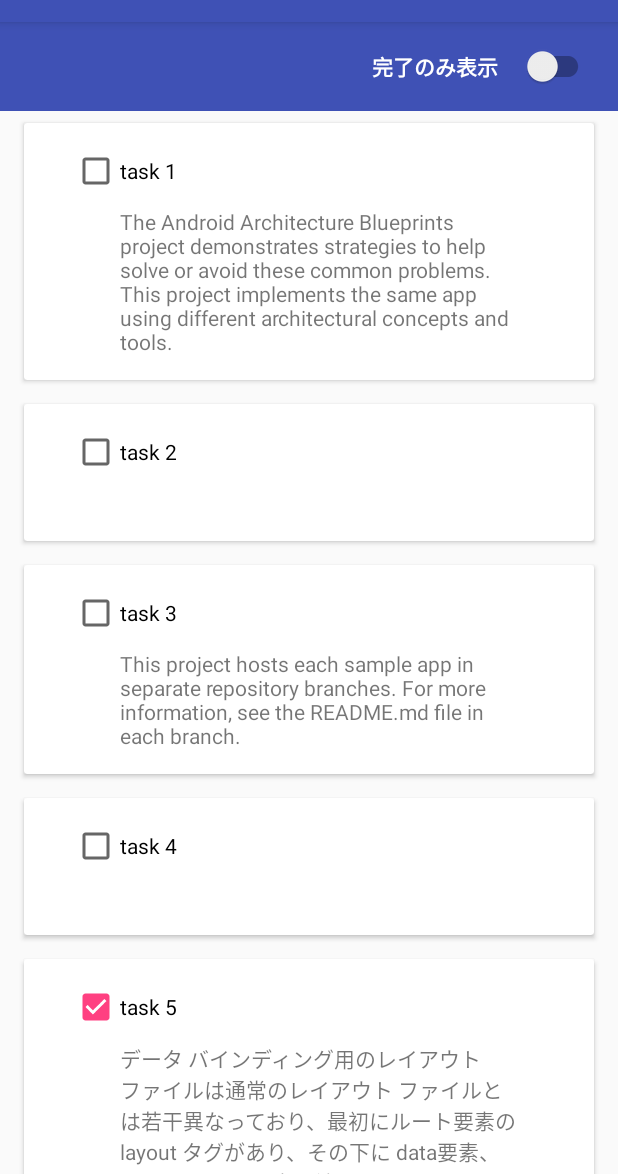
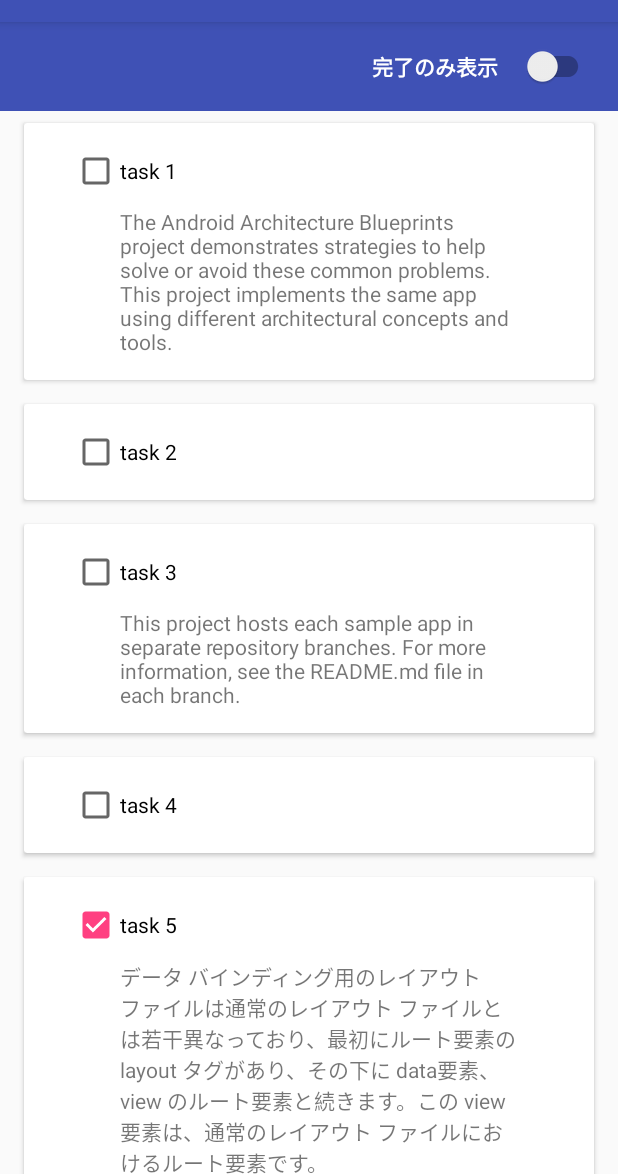
Before and after one commit to rmakiyama/MvvmSample, an Android app: the fragment TasksFragment shown on its own in the app's theme, on a phone screen of 412 x 824 dp, the part 62-1236 px from its top. Run offline under Robolectric (Android 15) with nearby library versions, the phone set to English and light mode, and no system bars; our stand-ins replace EventBus, data binding.

Commit message:
add description visibility

```diff
--- a/app/src/main/res/layout/item_task.xml
+++ b/app/src/main/res/layout/item_task.xml
@@ -4,6 +4,8 @@
     xmlns:tools="http://schemas.android.com/tools">
 
     <data>
+
+        <import type="android.view.View" />
 
         <variable
             name="viewModel"
@@ -42,6 +44,7 @@
                 android:layout_marginStart="32dp"
                 android:layout_marginTop="8dp"
                 android:text="@{viewModel.task.description}"
+                android:visibility="@{viewModel.task.description == null ? View.GONE : View.VISIBLE}"
                 app:layout_constraintEnd_toEndOf="parent"
                 app:layout_constraintStart_toStartOf="@+id/completed"
                 app:layout_constraintTop_toBottomOf="@+id/completed"
```
